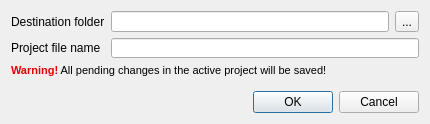
Old version of the form src/ugeneui/src/project_support/ui/ExportProjectDialog.ui in the repository violethaze74/ugene.
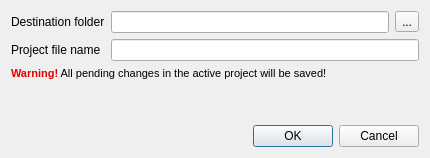
New version of the form.

```diff
--- a/src/ugeneui/src/project_support/ui/ExportProjectDialog.ui
+++ b/src/ugeneui/src/project_support/ui/ExportProjectDialog.ui
@@ -7,17 +7,23 @@
     <x>0</x>
     <y>0</y>
     <width>430</width>
-    <height>124</height>
+    <height>158</height>
    </rect>
   </property>
+  <property name="sizePolicy">
+   <sizepolicy hsizetype="Preferred" vsizetype="Minimum">
+    <horstretch>0</horstretch>
+    <verstretch>0</verstretch>
+   </sizepolicy>
+  </property>
   <property name="windowTitle">
    <string>Export Project</string>
   </property>
   <property name="modal">
    <bool>true</bool>
   </property>
-  <layout class="QVBoxLayout" name="verticalLayout">
-   <item>
+  <layout class="QGridLayout" name="gridLayout_2">
+   <item row="0" column="0">
     <layout class="QGridLayout" name="gridLayout">
      <item row="0" column="0">
       <widget class="QLabel" name="label">
@@ -27,17 +33,7 @@
       </widget>
      </item>
      <item row="0" column="1">
-      <widget class="QLineEdit" name="exportFolderEdit">
-       <property name="minimumSize">
-        <size>
-         <width>145</width>
-         <height>20</height>
-        </size>
-       </property>
-       <property name="text">
-        <string/>
-       </property>
-      </widget>
+      <widget class="QLineEdit" name="exportFolderEdit"/>
      </item>
      <item row="0" column="2">
       <widget class="QToolButton" name="browseButton">
@@ -54,18 +50,11 @@
       </widget>
      </item>
      <item row="1" column="1" colspan="2">
-      <widget class="QLineEdit" name="projectFileEdit">
-       <property name="minimumSize">
-        <size>
-         <width>145</width>
-         <height>20</height>
-        </size>
-       </property>
-      </widget>
+      <widget class="QLineEdit" name="projectFileEdit"/>
      </item>
     </layout>
    </item>
-   <item>
+   <item row="1" column="0">
     <widget class="QLabel" name="warningLabel">
      <property name="text">
       <string>&lt;!DOCTYPE HTML PUBLIC &quot;-//W3C//DTD HTML 4.0//EN&quot; &quot;http://www.w3.org/TR/REC-html40/strict.dtd&quot;&gt;
@@ -76,7 +65,7 @@
      </property>
     </widget>
    </item>
-   <item>
+   <item row="2" column="0">
     <spacer name="verticalSpacer">
      <property name="orientation">
       <enum>Qt::Vertical</enum>
@@ -89,7 +78,7 @@
      </property>
     </spacer>
    </item>
-   <item>
+   <item row="3" column="0">
     <layout class="QHBoxLayout" name="horizontalLayout">
      <item>
       <spacer name="horizontalSpacer">
```
